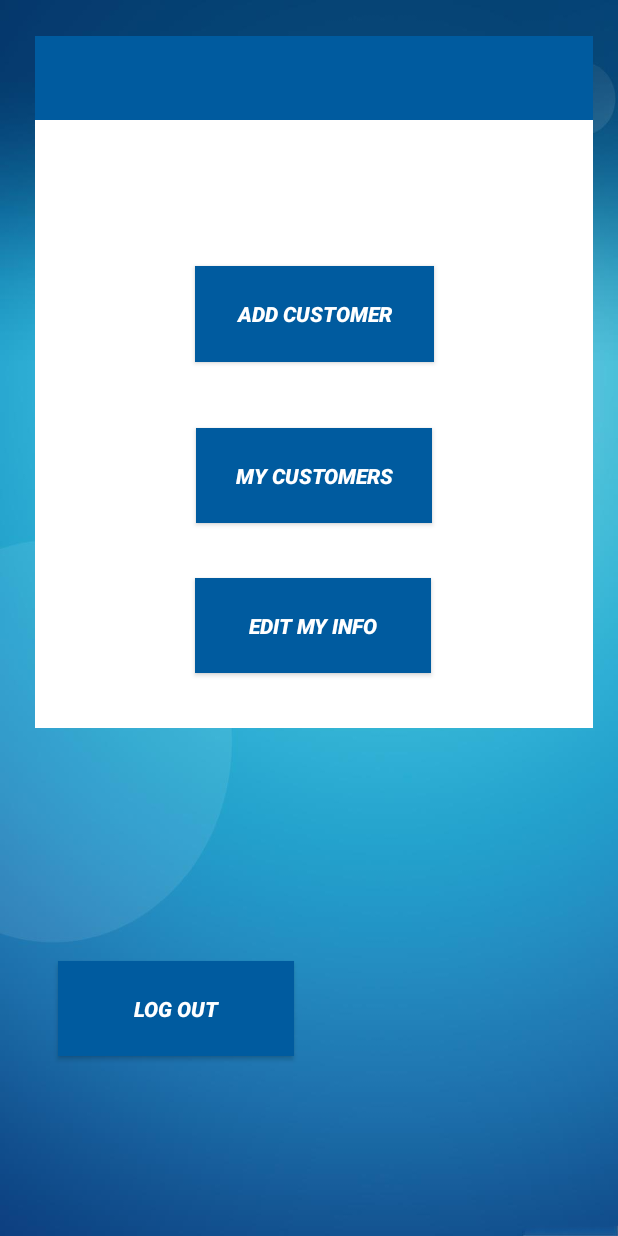
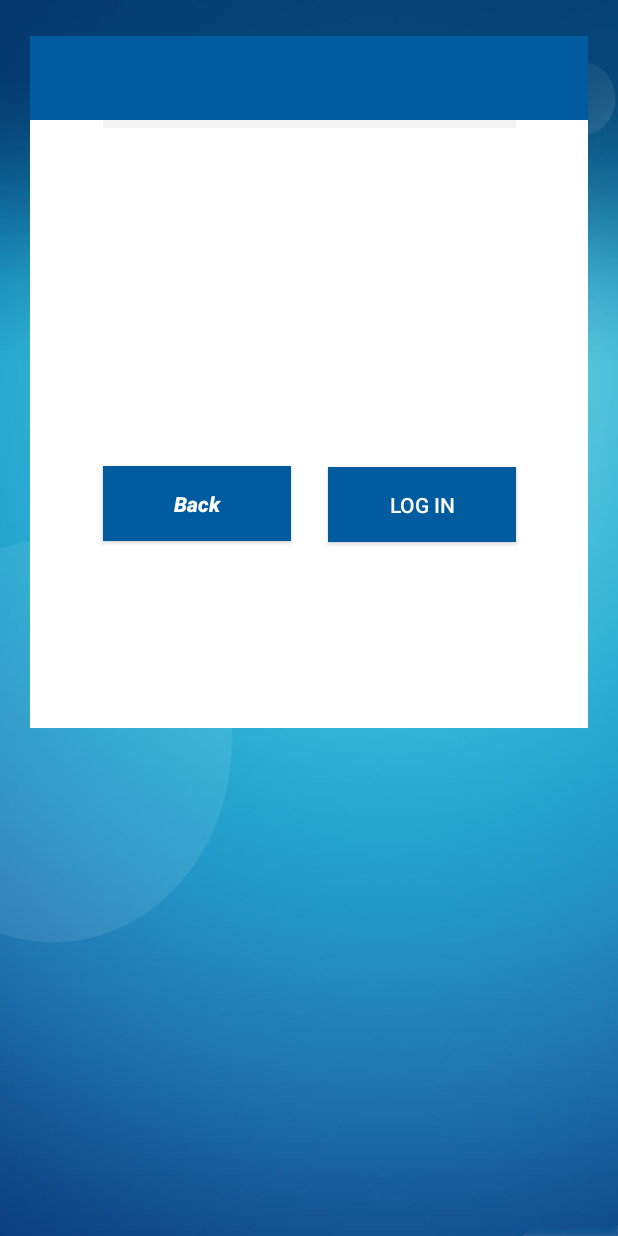
Before and after one commit to IBILL98/E_Debt_Book, an Android app: the layout activity_market_main.xml on its own in the app's theme, with its tools: preview values and no code run, on a phone screen of 412 x 824 dp. Run offline under Robolectric (Android 15) with nearby library versions, the phone set to English and light mode, and no system bars; Roboto replaces fonts that are not available here.

Commit message:
added edit market interface

```diff
--- a/app/src/main/res/layout/activity_market_main.xml
+++ b/app/src/main/res/layout/activity_market_main.xml
@@ -8,7 +8,95 @@
     tools:context=".MarketMain">
 
     <androidx.constraintlayout.widget.ConstraintLayout
-        android:id="@+id/mainChoicewindow"
+        android:id="@+id/mainmarketmenu"
+        android:layout_width="372dp"
+        android:layout_height="461dp"
+        android:layout_marginTop="24dp"
+        android:background="@android:color/white"
+        app:layout_constraintEnd_toEndOf="parent"
+        app:layout_constraintStart_toStartOf="parent"
+        app:layout_constraintTop_toTopOf="parent"
+        tools:visibility="visible">
+
+
+        <Button
+            android:id="@+id/confirmationMenuBackButton"
+            android:layout_width="125dp"
+            android:layout_height="50dp"
+            android:layout_marginTop="40dp"
+            android:background="#005B9F"
+            android:text="@string/back"
+            android:textAllCaps="false"
+            android:textColor="@android:color/white"
+            android:textStyle="normal|bold|italic"
+            app:layout_constraintBottom_toBottomOf="parent"
+            app:layout_constraintEnd_toEndOf="parent"
+            app:layout_constraintHorizontal_bias="0.198"
+            app:layout_constraintStart_toStartOf="parent"
+            app:layout_constraintTop_toTopOf="parent"
+            app:layout_constraintVertical_bias="0.665"
+            tools:ignore="NotSibling" />
+
+        <Button
+            android:id="@+id/confirmationMenuLoginButton"
+            android:layout_width="125dp"
+            android:layout_height="50dp"
+            android:layout_marginTop="40dp"
+            android:layout_marginBottom="124dp"
+            android:background="#005B9F"
+            android:text="LOG IN"
+            android:textAllCaps="false"
+            android:textColor="@android:color/white"
+            app:layout_constraintBottom_toBottomOf="parent"
+            app:layout_constraintEnd_toEndOf="parent"
+            app:layout_constraintHorizontal_bias="0.805"
+            app:layout_constraintStart_toStartOf="parent"
+            app:layout_constraintTop_toBottomOf="@+id/costumerRegisterEmail" />
+
+        <EditText
+            android:id="@+id/confirmationMenutextfield"
+            android:layout_width="275dp"
+            android:layout_height="61dp"
+            android:background="#F3F3F3"
+            android:ems="10"
+            android:hint="   Confirm your Password"
+            android:inputType="textPersonName"
+            android:paddingLeft="8dp"
+            android:paddingTop="1dp"
+            android:paddingRight="0dp"
+            android:paddingBottom="1dp"
+            android:textColor="@android:color/black"
+            android:textColorHint="@android:color/black"
+            android:textSize="20dp"
+            android:textStyle="normal|italic"
+            app:layout_constraintEnd_toEndOf="parent"
+            app:layout_constraintHorizontal_bias="0.505"
+            app:layout_constraintStart_toStartOf="parent"
+            tools:ignore="MissingConstraints"
+            tools:layout_editor_absoluteY="169dp" />
+
+        <ImageView
+            android:id="@+id/imageView2"
+            android:layout_width="74dp"
+            android:layout_height="73dp"
+            android:layout_marginTop="36dp"
+            app:layout_constraintEnd_toEndOf="parent"
+            app:layout_constraintStart_toStartOf="parent"
+            app:layout_constraintTop_toTopOf="@+id/toolbar1" />
+
+        <androidx.appcompat.widget.Toolbar
+            android:id="@+id/toolbar1"
+            android:layout_width="match_parent"
+            android:layout_height="0dp"
+            android:background="#005B9F"
+            android:minHeight="?attr/actionBarSize"
+            android:theme="?attr/actionBarTheme"
+            app:layout_constraintTop_toTopOf="parent"
+            tools:layout_editor_absoluteX="0dp" />
+    </androidx.constraintlayout.widget.ConstraintLayout>
+
+    <androidx.constraintlayout.widget.ConstraintLayout
+        android:id="@+id/passwordconfirmationmenu"
         android:layout_width="372dp"
         android:layout_height="461dp"
         android:layout_marginTop="24dp"
@@ -16,7 +104,8 @@
         app:layout_constraintEnd_toEndOf="parent"
         app:layout_constraintHorizontal_bias="0.581"
         app:layout_constraintStart_toStartOf="parent"
-        app:layout_constraintTop_toTopOf="parent">
+        app:layout_constraintTop_toTopOf="parent"
+        tools:visibility="gone">
 
         <Button
             android:id="@+id/mainMarketeditinfoButton"
@@ -56,20 +145,20 @@
             android:textStyle="normal|bold|italic"
             app:layout_constraintEnd_toEndOf="parent"
             app:layout_constraintStart_toStartOf="parent"
-            app:layout_constraintTop_toBottomOf="@+id/imageView2" />
+            app:layout_constraintTop_toBottomOf="@+id/imageView3" />
 
 
         <ImageView
-            android:id="@+id/imageView2"
+            android:id="@+id/imageView3"
             android:layout_width="74dp"
             android:layout_height="73dp"
             android:layout_marginTop="36dp"
             app:layout_constraintEnd_toEndOf="parent"
             app:layout_constraintStart_toStartOf="parent"
-            app:layout_constraintTop_toTopOf="@+id/toolbar1" />
+            app:layout_constraintTop_toTopOf="@+id/toolbar2" />
 
         <androidx.appcompat.widget.Toolbar
-            android:id="@+id/toolbar1"
+            android:id="@+id/toolbar2"
             android:layout_width="match_parent"
             android:layout_height="0dp"
             android:background="#005B9F"
@@ -92,5 +181,7 @@
         app:layout_constraintEnd_toEndOf="parent"
         app:layout_constraintHorizontal_bias="0.153"
         app:layout_constraintStart_toStartOf="parent"
-        tools:ignore="MissingConstraints" />
+        tools:ignore="MissingConstraints"
+        tools:visibility="gone" />
+
 </androidx.constraintlayout.widget.ConstraintLayout>
```
Also changed, not shown: app/src/main/AndroidManifest.xml (+7 -17 lines), app/src/main/java/com/example/e_debt_book/MarketMain.java (+54 -0 lines), app/src/main/java/com/example/e_debt_book/editMarketInfo.java (added, +18 -0 lines), app/src/main/res/layout/activity_edit_market_info.xml (added, +263 -0 lines).
